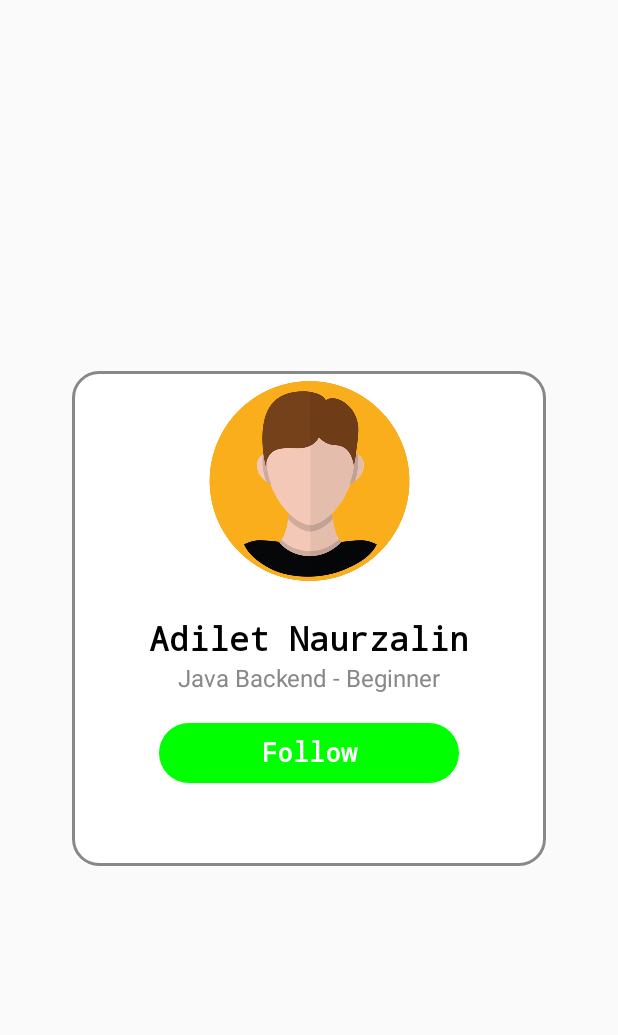
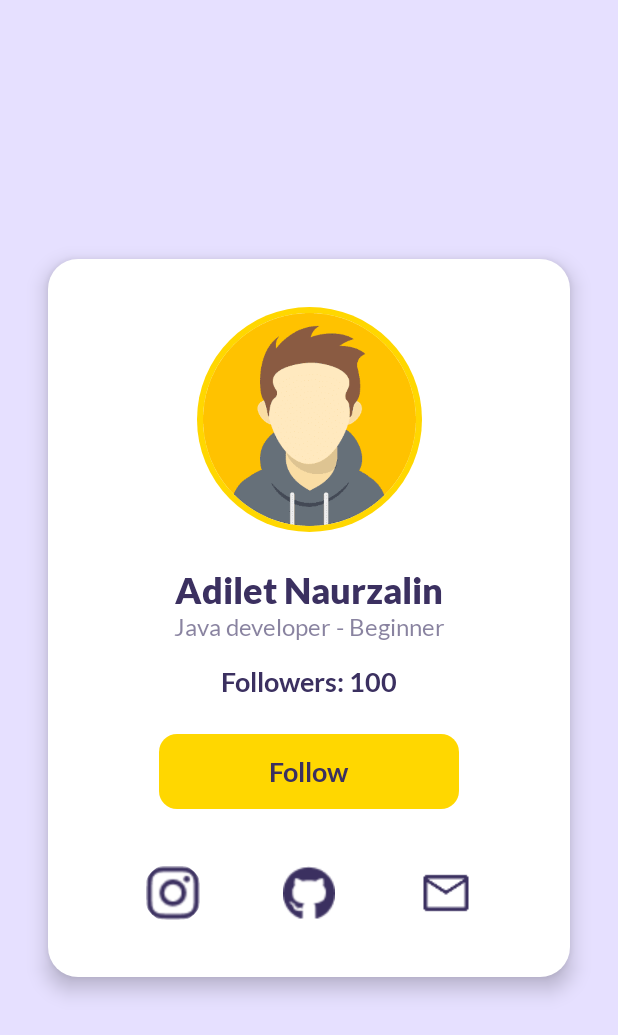
Before and after one commit to AdiletN/ProfileCardApp, an Android app built with Jetpack Compose: the screen it shows after launch (MainActivity), on a phone screen of 412 x 824 dp. Shown: the top 1035 px of the screen. Run offline under Robolectric (Android 15) with nearby library versions, the phone set to English and light mode, and no system bars.

Commit message:
first commit

```diff
--- a/app/src/main/java/com/example/profilecardapp/MainActivity.kt
+++ b/app/src/main/java/com/example/profilecardapp/MainActivity.kt
@@ -1,24 +1,30 @@
 package com.example.profilecardapp
 
+import android.content.Intent
+import android.net.Uri
 import android.os.Bundle
-import android.widget.Toast
 import androidx.activity.ComponentActivity
 import androidx.activity.compose.setContent
-import androidx.compose.foundation.BorderStroke
+import androidx.compose.animation.animateColorAsState
+import androidx.compose.animation.core.tween
 import androidx.compose.foundation.Image
 import androidx.compose.foundation.background
-import androidx.compose.foundation.border
 import androidx.compose.foundation.layout.*
+import androidx.compose.foundation.shape.CircleShape
 import androidx.compose.foundation.shape.RoundedCornerShape
 import androidx.compose.material3.*
 import androidx.compose.runtime.*
+import androidx.compose.runtime.saveable.rememberSaveable
 import androidx.compose.ui.Alignment
 import androidx.compose.ui.Modifier
+import androidx.compose.ui.draw.clip
 import androidx.compose.ui.graphics.Color
 import androidx.compose.ui.platform.LocalContext
 import androidx.compose.ui.res.painterResource
 import androidx.compose.ui.text.TextStyle
+import androidx.compose.ui.text.font.Font
 import androidx.compose.ui.text.font.FontFamily
+import androidx.compose.ui.text.font.FontStyle
 import androidx.compose.ui.text.font.FontWeight
 import androidx.compose.ui.tooling.preview.Preview
 import androidx.compose.ui.unit.dp
@@ -29,80 +35,189 @@ class MainActivity : ComponentActivity() {
     override fun onCreate(savedInstanceState: Bundle?) {
         super.onCreate(savedInstanceState)
         setContent {
-            ProfileCardScreen()
+            ProfileCardAppTheme {
+                ProfileCardScreen()
+            }
         }
+    }
+}
+
+val Lato = FontFamily(
+    Font(R.font.lato_regular, FontWeight.Normal, FontStyle.Normal),
+    Font(R.font.lato_light, FontWeight.Light, FontStyle.Normal),
+    Font(R.font.lato_lightitalic, FontWeight.Light, FontStyle.Italic),
+    Font(R.font.lato_bold, FontWeight.Bold, FontStyle.Normal),
+    Font(R.font.lato_bolditalic, FontWeight.Bold, FontStyle.Italic),
+    Font(R.font.lato_black, FontWeight.ExtraBold, FontStyle.Normal),
+    Font(R.font.lato_blackitalic, FontWeight.ExtraBold, FontStyle.Italic),
+    Font(R.font.lato_thin, FontWeight.Thin, FontStyle.Normal),
+    Font(R.font.lato_thinitalic, FontWeight.Thin, FontStyle.Italic),
+    Font(R.font.lato_italic, FontWeight.Normal, FontStyle.Italic)
+)
+
+
+val LightPurple = Color(0xFFE6E0FF)
+val DarkPurple = Color(0xFF3B3060)
+val GoldYellow = Color(0xFFFFD700)
+
+fun openExternalLink(context: android.content.Context, uri: String) {
+    try {
+        val intent = Intent(Intent.ACTION_VIEW, Uri.parse(uri))
+        context.startActivity(intent)
+    } catch (e: Exception) {
+        e.printStackTrace()
     }
 }
 
 @Composable
 fun ProfileCardScreen() {
-    var isFollowed by remember { mutableStateOf(true) }
+    val context = LocalContext.current
+    var isFollowing by rememberSaveable { mutableStateOf(false) }
+    var followerCount by rememberSaveable { mutableStateOf(100) }
 
-    val context = LocalContext.current
+    val targetButtonColor = if (isFollowing) DarkPurple else GoldYellow
+    val animatedButtonColor by animateColorAsState(
+        targetValue = targetButtonColor,
+        animationSpec = tween(durationMillis = 500),
+        label = "Button Color Animation"
+    )
+
+    val buttonTextColor = if (isFollowing) Color.White else DarkPurple
 
     Box(
         modifier = Modifier
             .fillMaxSize()
-            .padding(18.dp),
+            .background(LightPurple),
         contentAlignment = Alignment.Center
     ) {
-        Column(
+        Card(
             modifier = Modifier
-                .padding(30.dp)
-                .border(BorderStroke(2.dp, Color.Gray), shape = RoundedCornerShape(18.dp))
-                .background(Color.White, shape = RoundedCornerShape(16.dp))
-                .heightIn(min = 330.dp)
-                .fillMaxWidth(),
-            horizontalAlignment = Alignment.CenterHorizontally,
-            verticalArrangement = Arrangement.spacedBy(16.dp)
+                .fillMaxWidth()
+                .padding(horizontal = 32.dp),
+            shape = RoundedCornerShape(20.dp),
+            colors = CardDefaults.cardColors(containerColor = Color.White),
+            elevation = CardDefaults.cardElevation(defaultElevation = 8.dp)
         ) {
-            val image = painterResource(id = R.drawable.profile_image)
-            Image(painter = image, contentDescription = "Profile Image", modifier = Modifier.size(150.dp))
-
             Column(
-                verticalArrangement = Arrangement.spacedBy(4.dp),
+                modifier = Modifier
+                    .fillMaxWidth()
+                    .padding(vertical = 32.dp, horizontal = 16.dp),
                 horizontalAlignment = Alignment.CenterHorizontally
             ) {
+                Box(
+                    modifier = Modifier
+                        .size(150.dp)
+                        .clip(CircleShape)
+                        .background(GoldYellow)
+                        .padding(4.dp)
+                ) {
+                    val image = painterResource(id = R.drawable.profile_image)
+                    Image(
+                        painter = image,
+                        contentDescription = "Profile Image",
+                        modifier = Modifier
+                            .fillMaxSize()
+                            .clip(CircleShape)
+                    )
+                }
+
+                Spacer(modifier = Modifier.height(24.dp))
+
                 Text(
                     text = "Adilet Naurzalin",
                     style = TextStyle(
-                        fontFamily = FontFamily.Monospace,
-                        fontSize = 22.sp,
-                        fontWeight = FontWeight.Bold,
-                        color = Color.Black
+                        fontFamily = Lato,
+                        fontSize = 24.sp,
+                        fontWeight = FontWeight.ExtraBold,
+                        color = DarkPurple
                     )
                 )
 
                 Text(
-                    text = "Java Backend - Beginner",
+                    text = "Java developer - Beginner",
                     style = TextStyle(
+                        fontFamily = Lato,
                         fontSize = 16.sp,
                         fontWeight = FontWeight.Normal,
-                        color = Color.Gray
+                        color = DarkPurple.copy(alpha = 0.6f)
                     )
                 )
-            }
 
-            Button(
-                onClick = {
-                    isFollowed = !isFollowed
-                    val message = if (isFollowed) "You are no longer followed" else "You are followed"
-                    Toast.makeText(context, message, Toast.LENGTH_SHORT).show()
-                },
-                modifier = Modifier.width(200.dp),
-                colors = ButtonDefaults.buttonColors(
-                    containerColor = if (isFollowed) Color.Green else Color.Red
-                )
-            ) {
+                Spacer(modifier = Modifier.height(16.dp))
+
                 Text(
-                    text = if (isFollowed) "Follow" else "Unfollow",
+                    text = "Followers: $followerCount",
                     style = TextStyle(
-                        fontFamily = FontFamily.Monospace,
+                        fontFamily = Lato,
                         fontSize = 18.sp,
                         fontWeight = FontWeight.Bold,
-                        color = Color.White
+                        color = DarkPurple
                     )
                 )
+
+                Spacer(modifier = Modifier.height(24.dp))
+
+                Button(
+                    onClick = {
+                        isFollowing = !isFollowing
+                        followerCount = if (isFollowing) followerCount + 1 else followerCount - 1
+                    },
+                    modifier = Modifier
+                        .width(200.dp)
+                        .height(50.dp),
+                    shape = RoundedCornerShape(12.dp),
+                    colors = ButtonDefaults.buttonColors(containerColor = animatedButtonColor)
+                ) {
+                    Text(
+                        text = if (isFollowing) "Unfollow" else "Follow",
+                        style = TextStyle(
+                            fontFamily = Lato,
+                            fontSize = 18.sp,
+                            fontWeight = FontWeight.Bold,
+                            color = buttonTextColor
+                        )
+                    )
+                }
+
+                Spacer(modifier = Modifier.height(32.dp))
+
+                Row(
+                    modifier = Modifier.fillMaxWidth(),
+                    horizontalArrangement = Arrangement.SpaceEvenly
+                ) {
+                    IconButton(onClick = {
+                        openExternalLink(context, "https://www.instagram.com/naurzalin_adilet/")
+                    }) {
+                        Icon(
+                            painter = painterResource(id = R.drawable.ic_instagram),
+                            contentDescription = "Instagram",
+                            tint = DarkPurple,
+                            modifier = Modifier.size(36.dp)
+                        )
+                    }
+
+                    IconButton(onClick = {
+                        openExternalLink(context, "https://github.com/AdiletN")
+                    }) {
+                        Icon(
+                            painter = painterResource(id = R.drawable.ic_github),
+                            contentDescription = "GitHub",
+                            tint = DarkPurple,
+                            modifier = Modifier.size(36.dp)
+                        )
+                    }
+
+                    IconButton(onClick = {
+                        openExternalLink(context, "mailto:230107139@sdu.edu.kz")
+                    }) {
+                        Icon(
+                            painter = painterResource(id = R.drawable.ic_email),
+                            contentDescription = "Email",
+                            tint = DarkPurple,
+                            modifier = Modifier.size(36.dp)
+                        )
+                    }
+                }
             }
         }
     }
```
Also changed, not shown: app/src/main/res/drawable/ic_email.png (added), app/src/main/res/drawable/ic_github.png (added), app/src/main/res/drawable/ic_instagram.png (added), app/src/main/res/drawable/profile_image.png, app/src/main/res/font/lato_black.ttf (added), app/src/main/res/font/lato_blackitalic.ttf (added), app/src/main/res/font/lato_bold.ttf (added), app/src/main/res/font/lato_bolditalic.ttf (added), app/src/main/res/font/lato_italic.ttf (added), app/src/main/res/font/lato_light.ttf (added), app/src/main/res/font/lato_lightitalic.ttf (added), app/src/main/res/font/lato_regular.ttf (added), app/src/main/res/font/lato_thin.ttf (added), app/src/main/res/font/lato_thinitalic.ttf (added).
